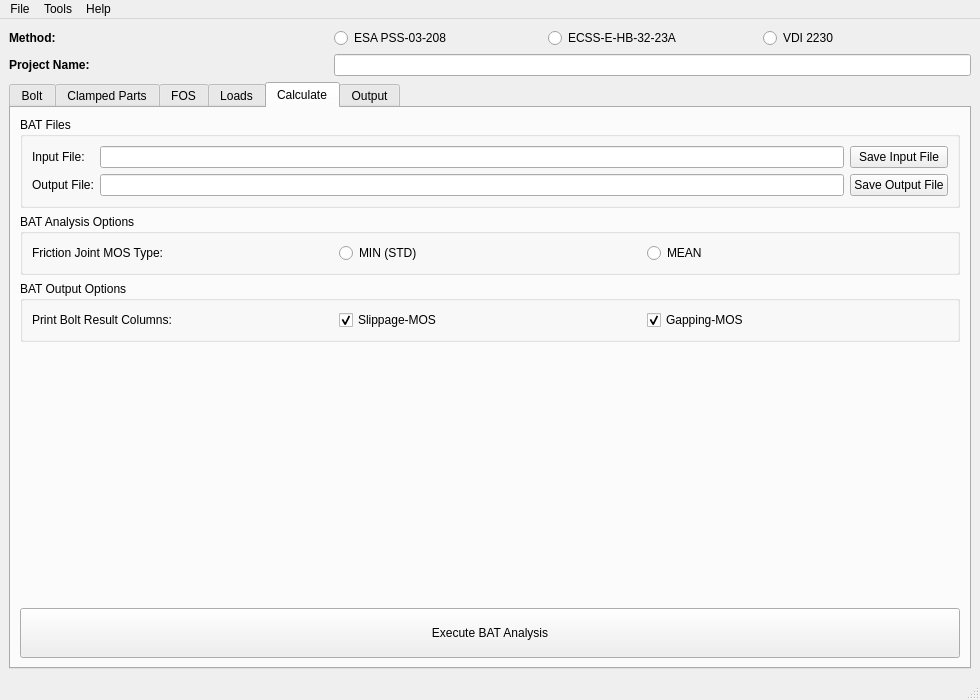
This is BAT/src/gui/bat_gui.ui in misams/BAT as Qt 5 draws it before an edit. The edited form follows.
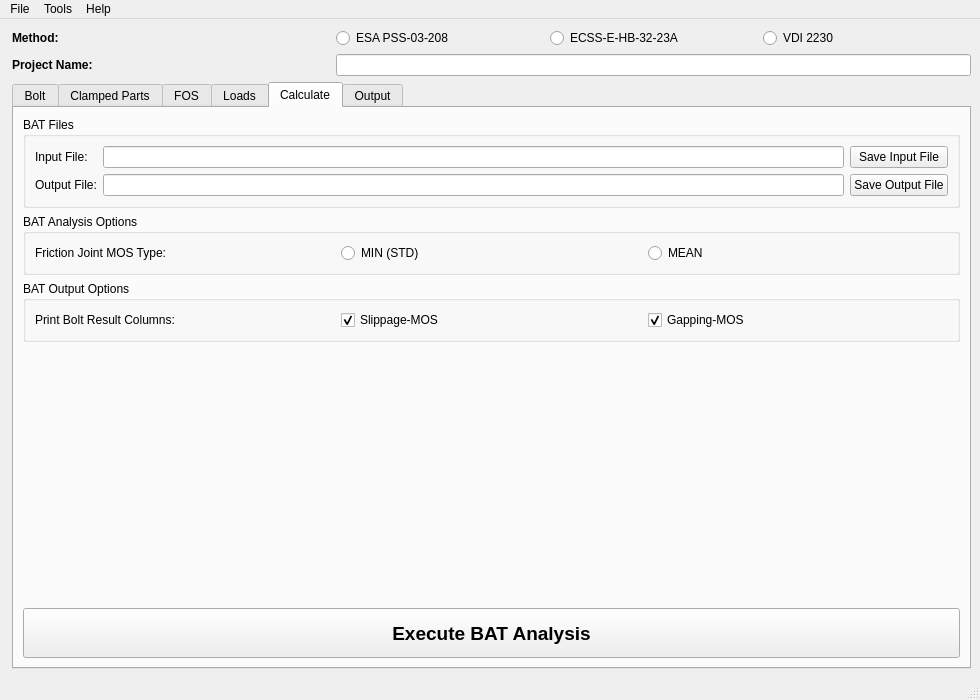
This is the edited form. The open tabs and pages were chosen to show the change.

What changed in the file:
```diff
--- a/BAT/src/gui/bat_gui.ui
+++ b/BAT/src/gui/bat_gui.ui
@@ -21,6 +21,9 @@
     </sizepolicy>
    </property>
    <layout class="QGridLayout" name="gridLayout_4">
+       <property name="leftMargin">
+     <number>12</number>
+       </property> 
     <item row="1" column="1" colspan="2">
      <widget class="QLineEdit" name="projectName"/>
     </item>
@@ -1309,6 +1312,12 @@
             <height>50</height>
            </size>
           </property>
+          <property name="font">
+           <font>
+            <pointsize>14</pointsize>
+            <bold>true</bold>
+           </font>
+          </property>
           <property name="text">
            <string>Execute BAT Analysis</string>
           </property>
```
